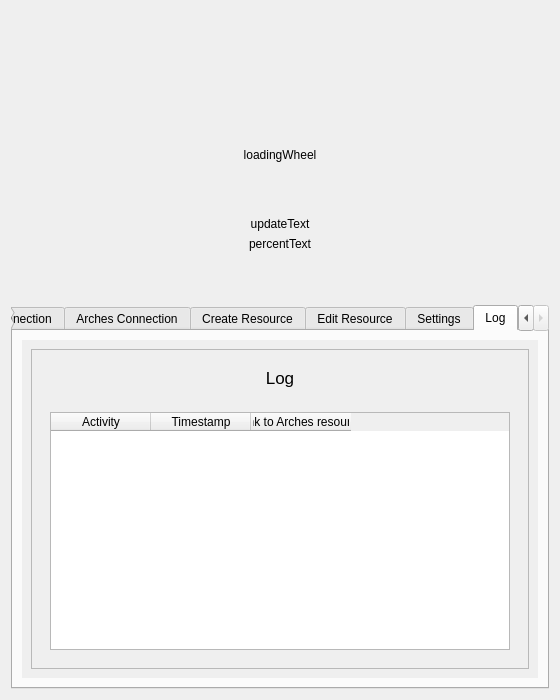
Old version of the form arches_project/ui/arches_project_dialog_base.ui in the repository archesproject/arches-qgis.
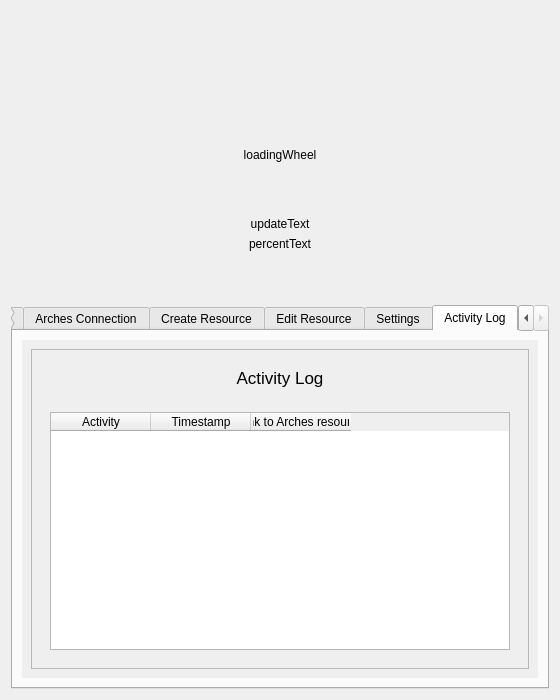
New version of the form. The open tabs and pages were chosen to show the change. Icons and pictures are not drawn. Custom widgets are drawn as their Qt base class.

Commit message: rename tab to Actvity Log and widgets to start with activityLog

Diff of the .ui file:
```diff
--- a/arches_project/ui/arches_project_dialog_base.ui
+++ b/arches_project/ui/arches_project_dialog_base.ui
@@ -1432,7 +1432,7 @@
      </widget>
      <widget class="QWidget" name="log">
       <attribute name="title">
-       <string>Log</string>
+       <string>Activity Log</string>
       </attribute>
       <layout class="QVBoxLayout" name="verticalLayout_37">
        <item>
@@ -1483,7 +1483,7 @@
                     <enum>QFrame::Plain</enum>
                    </property>
                    <property name="text">
-                    <string>Log</string>
+                    <string>Activity Log</string>
                    </property>
                    <property name="alignment">
                     <set>Qt::AlignCenter</set>
```
Left out of the diff: 18 changed lines with no effect on the pictures. The commit also changes 2 other files.
